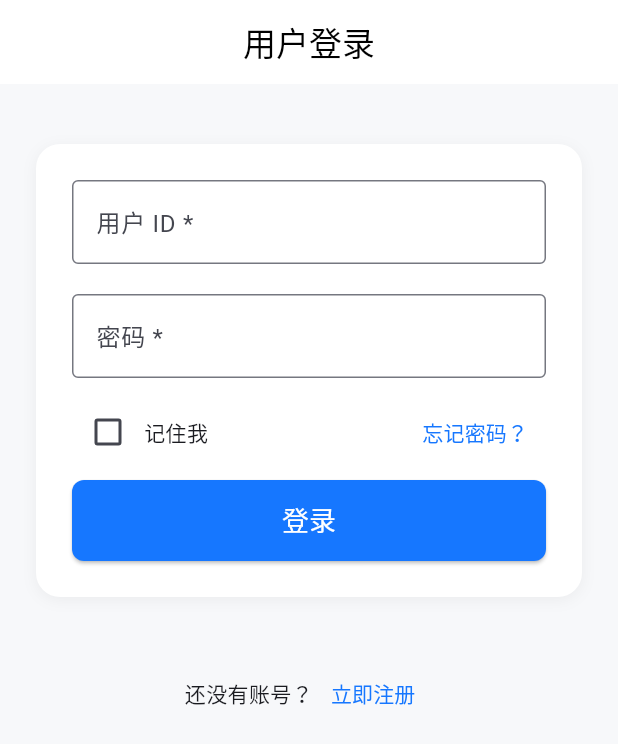
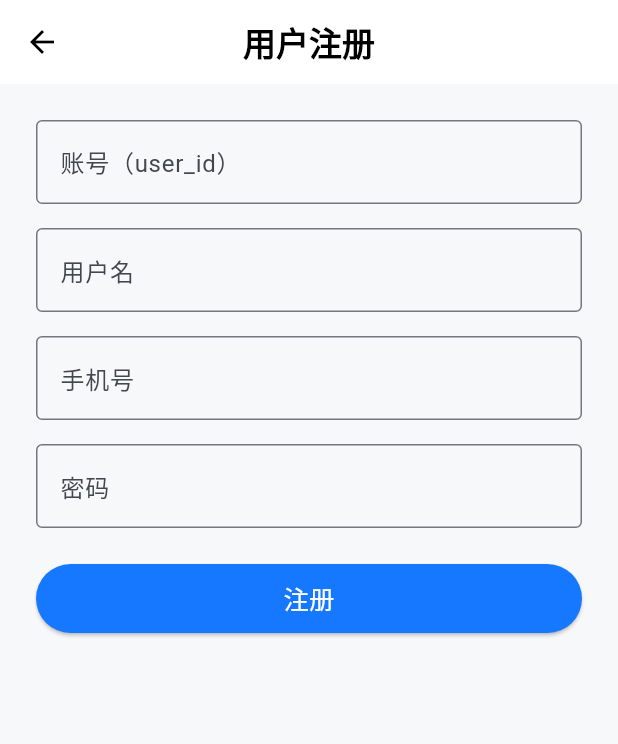
Before and after one commit to shubin45410292/car_buying_advice, a Flutter app: the screen it shows after launch, after a tap on "立即注册", on a phone screen of 412 x 824 dp. Shown: the top 744 px of the screen. Run offline on Flutter 3.47's test engine with Material 3 defaults, Android fonts, the light colour scheme and no system bars; our stand-ins replace shared_preferences; network calls fail.

Commit message:
chore: 合并远端后恢复本地改动

```diff
--- a/lib/main.dart
+++ b/lib/main.dart
@@ -1,10 +1,13 @@
 import 'package:flutter/material.dart';
+import 'package:shared_preferences/shared_preferences.dart';
+
+// 页面引入
 import 'pages/login_page.dart';
 import 'pages/recommend_page.dart';
 import 'pages/consultation_records_page.dart';
 import 'pages/profile_page.dart';
-import 'pages/points_page.dart';
-import 'pages/points_record_page.dart';
+import 'pages/points_page.dart'; // ✅ 用积分页
+// import 'pages/points_record_page.dart'; // ❌ 不用这个
 
 void main() {
   runApp(const CarBuyingAdviceApp());
@@ -27,8 +30,52 @@ class CarBuyingAdviceApp extends StatelessWidget {
         useMaterial3: true,
         fontFamily: 'sans-serif',
       ),
-      home: const LoginPage(), // 登录后再跳转 MainLayout
+      home: const LaunchPage(), // ✅ 启动时判断登录状态
     );
+  }
+}
+
+///
+/// 启动页：检测是否已登录（token存在）
+///
+class LaunchPage extends StatefulWidget {
+  const LaunchPage({super.key});
+
+  @override
+  State<LaunchPage> createState() => _LaunchPageState();
+}
+
+class _LaunchPageState extends State<LaunchPage> {
+  bool _checking = true;
+  bool _isLoggedIn = false;
+
+  @override
+  void initState() {
+    super.initState();
+    _checkLoginStatus();
+  }
+
+  Future<void> _checkLoginStatus() async {
+    final prefs = await SharedPreferences.getInstance();
+    final token = prefs.getString('token');
+
+    // 检查 token 是否存在
+    setState(() {
+      _isLoggedIn = token != null && token.isNotEmpty;
+      _checking = false;
+    });
+  }
+
+  @override
+  Widget build(BuildContext context) {
+    if (_checking) {
+      return const Scaffold(
+        body: Center(child: CircularProgressIndicator()),
+      );
+    }
+
+    // ✅ 没登录 → 登录页；有 token → 主界面
+    return _isLoggedIn ? const MainLayout() : const LoginPage();
   }
 }
 
@@ -38,7 +85,7 @@ class CarBuyingAdviceApp extends StatelessWidget {
 class MainLayout extends StatefulWidget {
   const MainLayout({super.key});
 
-  /// ✅ 静态切换方法，用于从其他页面（如 ProfilePage）切换 Tab
+  /// 静态切换 tab（例如从“我的积分”跳转）
   static void switchTab(int index) {
     final state = _MainLayoutState.instance;
     if (state != null && state.mounted) {
@@ -58,29 +105,26 @@ class _MainLayoutState extends State<MainLayout> {
     instance = this;
   }
 
-  /// ✅ 内部安全切换方法（修复 protected 成员警告）
   void _switchTo(int index) {
     if (!mounted) return;
     setState(() => _currentIndex = index);
   }
 
+  // ✅ 四个主页面
   final List<Widget> _pages = const [
-    RecommendPage(), // 0: 车型推荐 / 咨询
-    ConsultationRecordsPage(),      // 1: 咨询记录
-    ProfilePage(),   // 2: 我的
-    PointsRecordPage(),    // 3: 积分中心
+    RecommendPage(),            // 0: 咨询推荐
+    ConsultationRecordsPage(),  // 1: 咨询记录
+    ProfilePage(),              // 2: 我的
+    PointsRecordPage(),         // 3: 积分中心
   ];
 
   @override
   Widget build(BuildContext context) {
     return Scaffold(
-      // ✅ IndexedStack 保留各页状态
       body: IndexedStack(
         index: _currentIndex,
         children: _pages,
       ),
-
-      // ✅ 底部导航栏
       bottomNavigationBar: BottomNavigationBar(
         currentIndex: _currentIndex,
         type: BottomNavigationBarType.fixed,
--- a/lib/pages/login_page.dart
+++ b/lib/pages/login_page.dart
@@ -2,6 +2,7 @@ import 'package:flutter/material.dart';
 import 'package:shared_preferences/shared_preferences.dart';
 import '../main.dart';
 import '../services/api_service.dart';
+import 'register_page.dart';
 
 class LoginPage extends StatefulWidget {
   const LoginPage({super.key});
@@ -11,51 +12,55 @@ class LoginPage extends StatefulWidget {
 }
 
 class _LoginPageState extends State<LoginPage> {
-  final TextEditingController usernameController = TextEditingController();
+  final TextEditingController userIdController = TextEditingController();
   final TextEditingController passwordController = TextEditingController();
   bool remember = false;
+  bool isLoading = false;
 
   Future<void> _login() async {
-    final username = usernameController.text.trim();
+    final userId = userIdController.text.trim();
     final password = passwordController.text.trim();
 
-    if (username.isEmpty || password.isEmpty) {
-      ScaffoldMessenger.of(context).showSnackBar(
-        const SnackBar(content: Text('请输入用户名和密码')),
-      );
+    if (userId.isEmpty || password.isEmpty) {
+      ScaffoldMessenger.of(context)
+          .showSnackBar(const SnackBar(content: Text('请输入账号和密码')));
       return;
     }
 
+    setState(() => isLoading = true);
+
     try {
-      final result =
-          await ApiService.login(username: username, password: password);
-      print('登录返回: $result');
-
+      // ✅ 发请求
+      final result = await ApiService.login(userId: userId, password: password);
       final code = result['base']?['code'];
-      final msg = result['base']?['msg'] ?? '未知错误';
 
       if (code == 10000) {
+        final token = result['data']?['token'] ?? ''; // ✅ 从data里取token
+        final prefs = await SharedPreferences.getInstance();
+
+        await prefs.setString('user_id', userId);
+        await prefs.setString('token', token);
+
+        if (!mounted) return;
         ScaffoldMessenger.of(context).showSnackBar(
           const SnackBar(content: Text('登录成功')),
         );
 
-        final prefs = await SharedPreferences.getInstance();
-        await prefs.setString('username', username);
-
-        if (!mounted) return;
+        // ✅ 跳主界面
         Navigator.pushReplacement(
           context,
           MaterialPageRoute(builder: (_) => const MainLayout()),
         );
       } else {
         ScaffoldMessenger.of(context).showSnackBar(
-          SnackBar(content: Text('登录失败：$msg')),
+          SnackBar(content: Text('登录失败：${result['base']?['msg'] ?? "未知错误"}')),
         );
       }
     } catch (e) {
-      ScaffoldMessenger.of(context).showSnackBar(
-        SnackBar(content: Text('请求出错：$e')),
-      );
+      ScaffoldMessenger.of(context)
+          .showSnackBar(SnackBar(content: Text('请求出错：$e')));
+    } finally {
+      if (mounted) setState(() => isLoading = false);
     }
   }
 
@@ -64,48 +69,38 @@ class _LoginPageState extends State<LoginPage> {
     return Scaffold(
       backgroundColor: const Color(0xFFF7F8FA),
       appBar: AppBar(
-        title: const Text('用户登录'),
+        title: const Text('用户登录', style: TextStyle(fontWeight: FontWeight.w600)),
         centerTitle: true,
         elevation: 0,
         backgroundColor: Colors.white,
         foregroundColor: Colors.black,
       ),
       body: SingleChildScrollView(
-        padding: const EdgeInsets.symmetric(horizontal: 24, vertical: 40),
+        padding: const EdgeInsets.symmetric(horizontal: 24, vertical: 30),
         child: Column(
           children: [
+            // 白色卡片
             Container(
               padding: const EdgeInsets.all(24),
               decoration: BoxDecoration(
                 color: Colors.white,
-                borderRadius: BorderRadius.circular(16),
+                borderRadius: BorderRadius.circular(12),
                 boxShadow: [
                   BoxShadow(
-                    color: Colors.black.withOpacity(0.05),
-                    blurRadius: 8,
-                    offset: const Offset(0, 2),
+                    color: Colors.black.withOpacity(0.08),
+                    blurRadius: 6,
+                    offset: const Offset(0, 3),
                   ),
                 ],
               ),
               child: Column(
+                crossAxisAlignment: CrossAxisAlignment.start,
                 children: [
-                  TextField(
-                    controller: usernameController,
-                    decoration: const InputDecoration(
-                      labelText: '用户 ID *',
-                      border: OutlineInputBorder(),
-                    ),
-                  ),
+                  _buildLabeledField('账号（user_id）', userIdController),
                   const SizedBox(height: 20),
-                  TextField(
-                    controller: passwordController,
-                    obscureText: true,
-                    decoration: const InputDecoration(
-                      labelText: '密码 *',
-                      border: OutlineInputBorder(),
-                    ),
-                  ),
-                  const SizedBox(height: 12),
+                  _buildLabeledField('密码', passwordController,
+                      obscure: true),
+                  const SizedBox(height: 10),
                   Row(
                     mainAxisAlignment: MainAxisAlignment.spaceBetween,
                     children: [
@@ -121,42 +116,52 @@ class _LoginPageState extends State<LoginPage> {
                       ),
                       TextButton(
                         onPressed: () {},
-                        child: const Text('忘记密码？'),
+                        child: const Text(
+                          '忘记密码？',
+                          style: TextStyle(color: Color(0xFF1677FF)),
+                        ),
                       ),
                     ],
                   ),
                   const SizedBox(height: 8),
                   SizedBox(
                     width: double.infinity,
+                    height: 46,
                     child: ElevatedButton(
-                      onPressed: _login,
+                      onPressed: isLoading ? null : _login,
                       style: ElevatedButton.styleFrom(
                         backgroundColor: const Color(0xFF1677FF),
-                        padding: const EdgeInsets.symmetric(vertical: 14),
                         shape: RoundedRectangleBorder(
-                          borderRadius: BorderRadius.circular(8),
+                          borderRadius: BorderRadius.circular(6),
                         ),
                       ),
-                      child: const Text(
-                        '登录',
-                        style: TextStyle(
-                          fontSize: 18,
-                          fontWeight: FontWeight.w500,
-                          color: Colors.white,
-                        ),
-                      ),
+                      child: isLoading
+                          ? const CircularProgressIndicator(color: Colors.white)
+                          : const Text(
+                              '登录',
+                              style: TextStyle(
+                                fontSize: 17,
+                                fontWeight: FontWeight.w600,
+                                color: Colors.white,
+                              ),
+                            ),
                     ),
                   ),
                 ],
               ),
             ),
-            const SizedBox(height: 40),
+            const SizedBox(height: 24),
             Row(
               mainAxisAlignment: MainAxisAlignment.center,
               children: [
                 const Text('还没有账号？'),
                 TextButton(
-                  onPressed: () {},
+                  onPressed: () {
+                    Navigator.push(
+                      context,
+                      MaterialPageRoute(builder: (_) => const RegisterPage()),
+                    );
+                  },
                   child: const Text(
                     '立即注册',
                     style: TextStyle(color: Color(0xFF1677FF)),
@@ -169,4 +174,37 @@ class _LoginPageState extends State<LoginPage> {
       ),
     );
   }
+
+  Widget _buildLabeledField(String label, TextEditingController controller,
+      {bool obscure = false, TextInputType keyboardType = TextInputType.text}) {
+    return Column(
+      crossAxisAlignment: CrossAxisAlignment.start,
+      children: [
+        RichText(
+          text: TextSpan(
+            children: [
+              TextSpan(
+                text: '$label ',
+                style: const TextStyle(color: Colors.black, fontSize: 15),
+              ),
+              const TextSpan(
+                text: '*',
+                style: TextStyle(color: Colors.red),
+              ),
+            ],
+          ),
+        ),
+        const SizedBox(height: 6),
+        TextField(
+          controller: controller,
+          obscureText: obscure,
+          keyboardType: keyboardType,
+          decoration: const InputDecoration(
+            border: OutlineInputBorder(),
+            contentPadding: EdgeInsets.symmetric(horizontal: 10, vertical: 12),
+          ),
+        ),
+      ],
+    );
+  }
 }
--- /dev/null
+++ b/lib/pages/register_page.dart
@@ -0,0 +1,113 @@
+import 'package:flutter/material.dart';
+import '../services/api_service.dart';
+
+class RegisterPage extends StatefulWidget {
+  const RegisterPage({super.key});
+
+  @override
+  State<RegisterPage> createState() => _RegisterPageState();
+}
+
+class _RegisterPageState extends State<RegisterPage> {
+  final TextEditingController userIdController = TextEditingController();
+  final TextEditingController usernameController = TextEditingController();
+  final TextEditingController passwordController = TextEditingController();
+  final TextEditingController phoneController = TextEditingController();
+
+  bool isLoading = false;
+
+  Future<void> _register() async {
+    final userId = userIdController.text.trim();
+    final username = usernameController.text.trim();
+    final password = passwordController.text.trim();
+    final phone = phoneController.text.trim();
+
+    if (userId.isEmpty || username.isEmpty || password.isEmpty) {
+      ScaffoldMessenger.of(context)
+          .showSnackBar(const SnackBar(content: Text('请填写完整信息')));
+      return;
+    }
+
+    setState(() => isLoading = true);
+    try {
+      final result = await ApiService.register(
+        userId: userId,
+        username: username,
+        password: password,
+        phone: phone,
+      );
+      final code = result['base']?['code'];
+
+      if (code == 10000) {
+        ScaffoldMessenger.of(context)
+            .showSnackBar(const SnackBar(content: Text('注册成功，请返回登录')));
+        if (mounted) Navigator.pop(context);
+      } else {
+        ScaffoldMessenger.of(context).showSnackBar(
+          SnackBar(content: Text('注册失败：${result['base']?['msg'] ?? "未知错误"}')),
+        );
+      }
+    } catch (e) {
+      ScaffoldMessenger.of(context)
+          .showSnackBar(SnackBar(content: Text('请求出错：$e')));
+    } finally {
+      if (mounted) setState(() => isLoading = false);
+    }
+  }
+
+  @override
+  Widget build(BuildContext context) {
+    return Scaffold(
+      backgroundColor: const Color(0xFFF7F8FA),
+      appBar: AppBar(
+        title: const Text('用户注册', style: TextStyle(fontWeight: FontWeight.w600)),
+        centerTitle: true,
+        backgroundColor: Colors.white,
+        foregroundColor: Colors.black,
+      ),
+      body: SingleChildScrollView(
+        padding: const EdgeInsets.all(24),
+        child: Column(
+          children: [
+            _buildField('账号（user_id）', userIdController),
+            const SizedBox(height: 16),
+            _buildField('用户名', usernameController),
+            const SizedBox(height: 16),
+            _buildField('手机号', phoneController,
+                keyboardType: TextInputType.phone),
+            const SizedBox(height: 16),
+            _buildField('密码', passwordController, obscure: true),
+            const SizedBox(height: 24),
+            SizedBox(
+              width: double.infinity,
+              height: 46,
+              child: ElevatedButton(
+                onPressed: isLoading ? null : _register,
+                style: ElevatedButton.styleFrom(
+                  backgroundColor: const Color(0xFF1677FF),
+                ),
+                child: isLoading
+                    ? const CircularProgressIndicator(color: Colors.white)
+                    : const Text('注册',
+                        style: TextStyle(fontSize: 17, color: Colors.white)),
+              ),
+            ),
+          ],
+        ),
+      ),
+    );
+  }
+
+  Widget _buildField(String label, TextEditingController controller,
+      {bool obscure = false, TextInputType keyboardType = TextInputType.text}) {
+    return TextField(
+      controller: controller,
+      obscureText: obscure,
+      keyboardType: keyboardType,
+      decoration: InputDecoration(
+        labelText: label,
+        border: const OutlineInputBorder(),
+      ),
+    );
+  }
+}
--- a/lib/services/api_service.dart
+++ b/lib/services/api_service.dart
@@ -1,48 +1,143 @@
 import 'dart:convert';
 import 'package:http/http.dart' as http;
+import 'package:shared_preferences/shared_preferences.dart';
 
 class ApiService {
   static const String baseUrl = 'http://204.152.192.27:8080';
+  static const Map<String, String> jsonHeaders = {
+    'Content-Type': 'application/json',
+  };
 
-  /// 通用 POST 封装
-  static Future<Map<String, dynamic>> post(
-    String endpoint,
-    Map<String, dynamic> data,
-  ) async {
-    final url = Uri.parse('$baseUrl$endpoint');
-    print('📡 请求接口: $url');
-    print('📨 请求体: $data');
+  /// ==========================
+  /// 🟢 登录接口
+  /// ==========================
+  static Future<Map<String, dynamic>> login({
+    required String userId,
+    required String password,
+  }) async {
+    final url = Uri.parse('$baseUrl/api/user/login')
+        .replace(queryParameters: {'user_id': userId, 'password': password});
 
-    try {
-      final response = await http.post(
-        url,
-        headers: {'Content-Type': 'application/json'},
-        body: jsonEncode(data),
-      );
+    print('📡 登录请求: $url');
+    final response = await http.post(url, headers: jsonHeaders);
+    print('📥 响应码: ${response.statusCode}');
+    print('📦 内容: ${response.body}');
 
-      print('📥 状态码: ${response.statusCode}');
-      print('📦 响应: ${response.body}');
+    if (response.statusCode == 200) {
+      final data = jsonDecode(response.body);
 
-      if (response.statusCode == 200) {
-        return jsonDecode(response.body);
-      } else {
-        throw Exception(
-            'HTTP ${response.statusCode}: ${response.body.isNotEmpty ? response.body : "无响应体"}');
+      // ✅ 登录成功则保存 token
+      if (data['base']?['code'] == 10000) {
+        final prefs = await SharedPreferences.getInstance();
+        final token = data['data']?['token'] ?? '';
+        await prefs.setString('token', token);
+        await prefs.setString('user_id', userId);
       }
-    } catch (e) {
-      print('❌ 请求异常: $e');
-      throw Exception('请求异常: $e');
+
+      return data;
+    } else {
+      throw Exception('登录失败: ${response.statusCode}');
     }
   }
 
-  /// 登录接口（只传 user_id 和 password）
-  static Future<Map<String, dynamic>> login({
+  /// ==========================
+  /// 🟡 注册接口
+  /// ==========================
+  static Future<Map<String, dynamic>> register({
+    required String userId,
     required String username,
     required String password,
+    required String phone,
   }) async {
-    return await post('/api/user/login', {
-      'user_id': username, // ✅ 按后端要求，只传 user_id
+    final url = Uri.parse('$baseUrl/api/user/register').replace(queryParameters: {
+      'user_id': userId,
+      'username': username,
       'password': password,
+      'phone_number': phone,
     });
+
+    print('📡 注册请求: $url');
+    final response = await http.post(url, headers: jsonHeaders);
+    print('📥 响应码: ${response.statusCode}');
+    print('📦 内容: ${response.body}');
+
+    if (response.statusCode == 200) {
+      return jsonDecode(response.body);
+    } else {
+      throw Exception('注册失败: ${response.statusCode}');
+    }
+  }
+
+  /// ==========================
+  /// 🔵 查询用户基本信息
+  /// ==========================
+  static Future<Map<String, dynamic>> getUserInfo(String userId) async {
+    final prefs = await SharedPreferences.getInstance();
+    final token = prefs.getString('token');
+
+    if (token == null || token.isEmpty) {
+      throw Exception('缺少 token，请重新登录');
+    }
+
+    final url = Uri.parse('$baseUrl/api/user/query/Info')
+        .replace(queryParameters: {'user_id': userId});
+
+    print('📡 查询用户信息请求: $url');
+    final response = await http.get(url, headers: {
+      ...jsonHeaders,
+      'Authorization': 'Bearer $token', // ✅ 带上 token
+    });
+
+    print('📥 响应码: ${response.statusCode}');
+    print('📦 内容: ${response.body}');
+
+    if (response.statusCode == 200) {
+      return jsonDecode(response.body);
+    } else {
+      throw Exception('获取用户信息失败: ${response.statusCode}');
+    }
+  }
+
+  /// ==========================
+  /// 🟣 更新个人信息
+  /// ==========================
+  static Future<Map<String, dynamic>> updateUserInfo({
+    required String userId,
+    required String address,
+    required String budgetMin,
+    required String budgetMax,
+    required String preferredType,
+    required String preferredBrand,
+  }) async {
+    final prefs = await SharedPreferences.getInstance();
+    final token = prefs.getString('token');
+
+    if (token == null || token.isEmpty) {
+      throw Exception('缺少 token，请重新登录');
+    }
+
+    final url = Uri.parse('$baseUrl/api/user/update/Info').replace(queryParameters: {
+      'user_id': userId,
+      'address': address,
+      'budget_min': budgetMin,
+      'budget_max': budgetMax,
+      'preferred_type': preferredType,
+      'preferred_brand': preferredBrand,
+    });
+
+    print('📡 更新信息请求: $url');
+    final response = await http.put(url, headers: {
+      ...jsonHeaders,
+      'Authorization': 'Bearer $token', // ✅ 带上 token
+    });
+
+    print('📥 响应码: ${response.statusCode}');
+    print('📦 内容: ${response.body}');
+
+    if (response.statusCode == 200) {
+      return jsonDecode(response.body);
+    } else {
+      throw Exception('更新个人信息失败: ${response.statusCode}');
+    }
   }
 }
```
Also changed, not shown: lib/pages/edit_profile_page.dart (+93 -13 lines).
